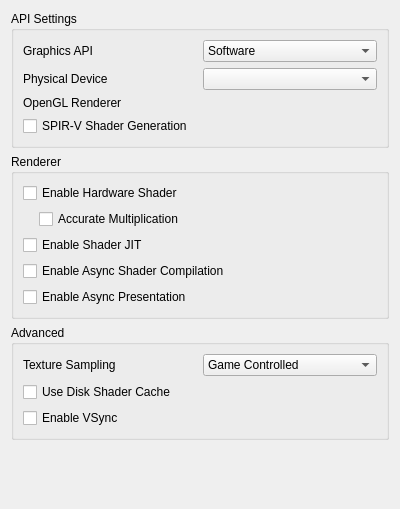
Qt form src/citra_qt/configuration/configure_graphics.ui (rtiangha/Lemonade) before a commit.
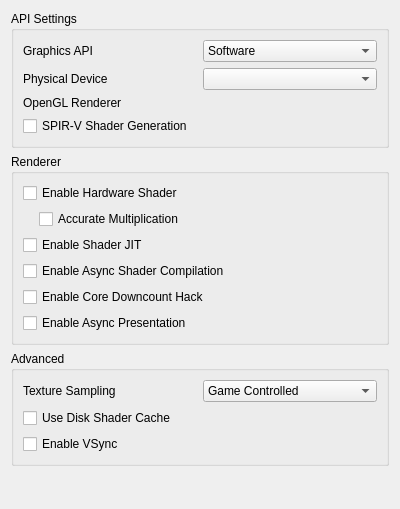
The same form after that commit.

Commit message: nuke png, fx mem leaks, core downcount hack, reformat gamesettings

Patch:
```diff
--- a/src/citra_qt/configuration/configure_graphics.ui
+++ b/src/citra_qt/configuration/configure_graphics.ui
@@ -221,6 +221,16 @@
         </property>
        </widget>
       </item>
+      <item>
+       <widget class="QCheckBox" name="toggle_core_downcount_hack">
+        <property name="toolTip">
+         <string>&lt;html&gt;&lt;head/&gt;&lt;body&gt;&lt;p&gt;When enabled, emulation cpu usage will be limited to a smaller time slice.&lt;/p&gt;&lt;/body&gt;&lt;/html&gt;</string>
+        </property>
+        <property name="text">
+         <string>Enable Core Downcount Hack</string>
+        </property>
+       </widget>
+      </item>
       <item>
        <widget class="QCheckBox" name="toggle_async_present">
         <property name="toolTip">
```
The commit also changes 23 other files.
